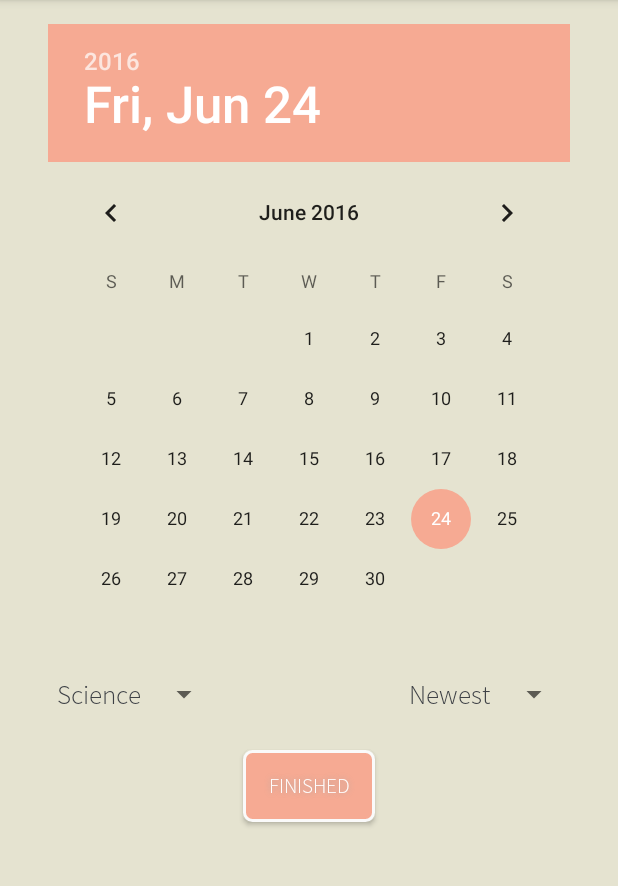
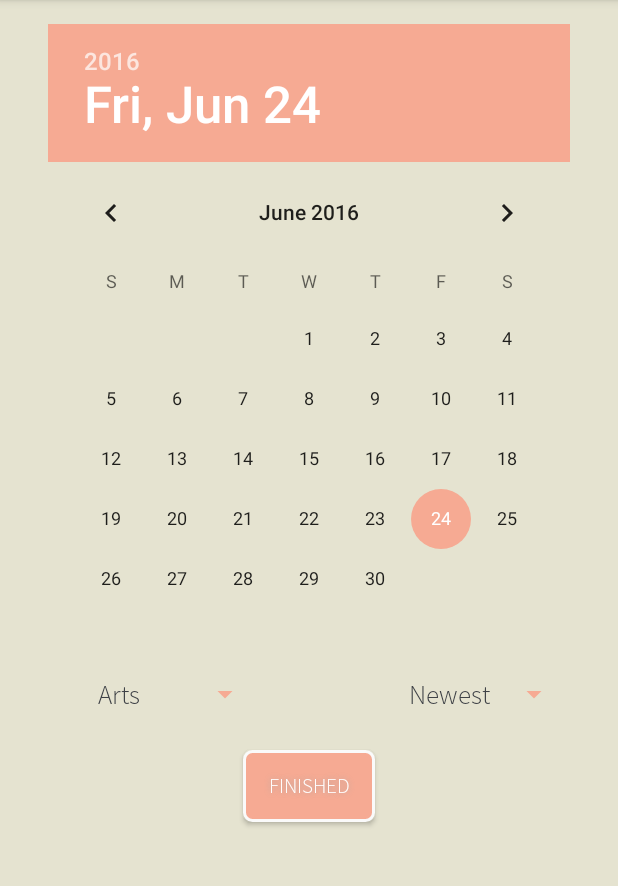
Before and after one commit to claireshu/NYSearchTimes, an Android app: the screen it shows after launch (FilterActivity), after a tap on "Filters", on a phone screen of 412 x 824 dp, the part 84-970 px from its top. Run offline under Robolectric (Android 15) with nearby library versions, the phone set to English and light mode, and no system bars; libraries missing offline, so code that uses them is left out: com.loopj.android, cz.msebera.android, jp.wasabeef.glide, org.parceler; pictures from the network do not load; Roboto replaces fonts that are not available here; 4 statements that could not run were skipped; 1 other tap on this screen came first.

```diff
--- a/app/build.gradle
+++ b/app/build.gradle
@@ -34,19 +34,13 @@ dependencies {
     compile 'com.loopj.android:android-async-http:1.4.9'
     compile 'com.squareup.picasso:picasso:2.5.2'
     compile 'com.android.support:recyclerview-v7:23.2.1'
-    compile 'com.android.support:appcompat-v7:23.1.0'
     apply plugin: 'com.neenbedankt.android-apt'
     compile 'org.parceler:parceler-api:1.1.1'
     apt 'org.parceler:parceler:1.1.1'
     compile 'com.squareup.picasso:picasso:2.5.1'
     compile 'com.github.bumptech.glide:glide:3.5.2'
     compile 'com.android.support:support-v4:22.0.0'
-    compile 'com.android.support:appcompat-v7:23.1.0'
-    compile 'com.android.support:recyclerview-v7:23.1.0'
-    compile 'com.android.support:design:23.1.0'
     compile 'jp.wasabeef:glide-transformations:2.0.1'
     // If you want to use the GPU Filters
     compile 'jp.co.cyberagent.android.gpuimage:gpuimage-library:1.3.0'
-    compile 'com.code-troopers.betterpickers:library:3.0.0'
-
 }
--- a/app/src/main/java/com/claireshu/nysearchtimes_/FilterActivity.java
+++ b/app/src/main/java/com/claireshu/nysearchtimes_/FilterActivity.java
@@ -2,11 +2,13 @@ package com.claireshu.nysearchtimes_;
 
 import android.content.Intent;
 import android.graphics.Color;
+import android.graphics.PorterDuff;
 import android.graphics.Typeface;
 import android.os.Bundle;
 import android.support.v7.app.AppCompatActivity;
 import android.text.Spannable;
 import android.text.SpannableString;
+import android.util.Log;
 import android.view.View;
 import android.view.ViewGroup;
 import android.view.WindowManager;
@@ -20,7 +22,6 @@ import com.claireshu.nysearchtimes_.activities.SearchActivity;
 
 import java.text.SimpleDateFormat;
 import java.util.ArrayList;
-import java.util.Arrays;
 import java.util.Calendar;
 
 public class FilterActivity extends AppCompatActivity {
@@ -29,91 +30,55 @@ public class FilterActivity extends AppCompatActivity {
     Spinner spNewsSpinner;
     Spinner spSortSpinner;
     ArrayAdapter spinnerSortAdapter;
+    DatePicker datePicker;
 
     @Override
     protected void onCreate(Bundle savedInstanceState) {
         super.onCreate(savedInstanceState);
         setContentView(R.layout.activity_filter);
 
-        this.getWindow().addFlags(WindowManager.LayoutParams.FLAG_DRAWS_SYSTEM_BAR_BACKGROUNDS);
-        getWindow().setStatusBarColor(Color.parseColor("#b9d3b0"));
-        getWindow().setNavigationBarColor(Color.parseColor("#81BDA4"));
-
         font = Typeface.createFromAsset(getAssets(), "fonts/sourcesanspro.otf");
 
-        SpannableString s = new SpannableString("NYTimesSearch");
-        com.claireshu.nysearchtimes_.TypefaceSpan typeface = new com.claireshu.nysearchtimes_.TypefaceSpan(this, "sourcesanspro.otf");
-        s.setSpan(typeface, 0, s.length(),
-                Spannable.SPAN_EXCLUSIVE_EXCLUSIVE);
-        getSupportActionBar().setTitle(s);
+        setStatusBarColor();
+        setActionBarFont();
 
         Button btFilter = (Button) findViewById(R.id.btFilter);
         btFilter.setTypeface(font);
 
-        spNewsSpinner = (Spinner) findViewById(R.id.spinner_news_desk);
-//
+        String date = getIntent().getStringExtra("date");
+        String newsDesk = getIntent().getStringExtra("news_desk");
+        String sort = getIntent().getStringExtra("sort");
 
-        ArrayList<String> newsDeskValues = new ArrayList<>();
-        newsDeskValues.add("Science");
-        newsDeskValues.add("Sports");
-        newsDeskValues.add("Movies");
+        setUpSpinners();
 
-        spinnerNewsDeskAdapter = new ArrayAdapter(this, R.layout.spinner_style, newsDeskValues){
-            public View getView(int position, View convertView, ViewGroup parent)
-            {
-                View v = super.getView(position, convertView, parent);
-                ((TextView) v).setTypeface(StaticUtils.sTypeFace(getApplicationContext()));//Typeface for normal view
+        if (date != null) {
+            int year = Integer.parseInt(date.substring(0, 4));
+            int month = Integer.parseInt(date.substring(4, 6));
+            int day = Integer.parseInt(date.substring(6));
+            datePicker = (DatePicker) findViewById(R.id.datePicker);
+            datePicker.updateDate(year, month - 1, day);
+        }
 
-                return v;
-            }
-            public View getDropDownView(int position, View convertView, ViewGroup parent)
-            {
-                View v = super.getDropDownView(position, convertView, parent);
-                ((TextView) v).setTypeface(StaticUtils.sTypeFace(getApplicationContext()));//Typeface for dropdown view
-                ((TextView) v).setBackgroundColor(Color.parseColor("#BBfef3da"));
-                return v;
-            }
+        if (newsDesk != null) {
+            Log.d("position newsdesk", newsDesk);
+            spNewsSpinner.setSelection(spinnerNewsDeskAdapter.getPosition(newsDesk));
+        }
 
-        };
-        spinnerNewsDeskAdapter.setDropDownViewResource(android.R.layout.simple_spinner_dropdown_item);
-        spNewsSpinner.setAdapter(spinnerNewsDeskAdapter);
+        if (sort != null) {
+            spSortSpinner.setSelection(spinnerSortAdapter.getPosition(sort));
+        }
 
-        spSortSpinner = (Spinner) findViewById(R.id.spinner_sort);
-
-        ArrayList<String> sortValues = new ArrayList<>();
-        sortValues.add("Newest");
-        sortValues.add("Oldest");
-
-        spinnerSortAdapter = new ArrayAdapter(this, R.layout.spinner_style, sortValues){
-            public View getView(int position, View convertView, ViewGroup parent)
-            {
-                View v = super.getView(position, convertView, parent);
-                ((TextView) v).setTypeface(StaticUtils.sTypeFace(getApplicationContext()));//Typeface for normal view
-
-                return v;
-            }
-            public View getDropDownView(int position, View convertView, ViewGroup parent)
-            {
-                View v = super.getDropDownView(position, convertView, parent);
-                ((TextView) v).setTypeface(StaticUtils.sTypeFace(getApplicationContext()));//Typeface for dropdown view
-                ((TextView) v).setBackgroundColor(Color.parseColor("#BBfef3da"));
-                return v;
-            }
-
-        };
-        spinnerSortAdapter.setDropDownViewResource(android.R.layout.simple_spinner_dropdown_item);
-        spSortSpinner.setAdapter(spinnerSortAdapter);
     }
 
     public void returnFilters(View view) {
         Intent intent = new Intent(FilterActivity.this, SearchActivity.class);
 
-        DatePicker datePicker = (DatePicker) findViewById(R.id.datePicker);
+        datePicker = (DatePicker) findViewById(R.id.datePicker);
         SimpleDateFormat dateFormat = new SimpleDateFormat("yyyyMMdd");
 
         int day = datePicker.getDayOfMonth();
         int month = datePicker.getMonth();
-        int year =  datePicker.getYear();
+        int year = datePicker.getYear();
 
         Calendar calendar = Calendar.getInstance();
         calendar.set(year, month, day);
@@ -131,4 +96,82 @@ public class FilterActivity extends AppCompatActivity {
         setResult(RESULT_OK, intent);
         finish();
     }
+
+    private void setActionBarFont() {
+        SpannableString s = new SpannableString("NYTimesSearch");
+        com.claireshu.nysearchtimes_.TypefaceSpan typeface = new com.claireshu.nysearchtimes_.TypefaceSpan(this, "sourcesanspro.otf");
+        s.setSpan(typeface, 0, s.length(),
+                Spannable.SPAN_EXCLUSIVE_EXCLUSIVE);
+        getSupportActionBar().setTitle(s);
+    }
+
+    private void setStatusBarColor() {
+        this.getWindow().addFlags(WindowManager.LayoutParams.FLAG_DRAWS_SYSTEM_BAR_BACKGROUNDS);
+        getWindow().setStatusBarColor(Color.parseColor("#b9d3b0"));
+        getWindow().setNavigationBarColor(Color.parseColor("#81BDA4"));
+    }
+
+    private void setUpSpinners() {
+        // sets up news desk spinner
+        spNewsSpinner = (Spinner) findViewById(R.id.spinner_news_desk);
+        spNewsSpinner.getBackground().setColorFilter(Color.parseColor("#F6AA93"), PorterDuff.Mode.SRC_ATOP);
+
+        ArrayList<String> newsDeskValues = new ArrayList<>();
+        newsDeskValues.add("Arts");
+        newsDeskValues.add("Culture");
+        newsDeskValues.add("Food");
+        newsDeskValues.add("Home");
+        newsDeskValues.add("Movies");
+        newsDeskValues.add("Politics");
+        newsDeskValues.add("Science");
+        newsDeskValues.add("Sports");
+        newsDeskValues.add("Technology");
+
+        spinnerNewsDeskAdapter = new ArrayAdapter(this, R.layout.spinner_style, newsDeskValues) {
+            public View getView(int position, View convertView, ViewGroup parent) {
+                View v = super.getView(position, convertView, parent);
+                ((TextView) v).setTypeface(StaticUtils.sTypeFace(getApplicationContext()));//Typeface for normal view
+
+                return v;
+            }
+
+            public View getDropDownView(int position, View convertView, ViewGroup parent) {
+                View v = super.getDropDownView(position, convertView, parent);
+                ((TextView) v).setTypeface(StaticUtils.sTypeFace(getApplicationContext()));//Typeface for dropdown view
+                ((TextView) v).setBackgroundColor(Color.parseColor("#BBfef3da"));
+                return v;
+            }
+
+        };
+        spinnerNewsDeskAdapter.setDropDownViewResource(android.R.layout.simple_spinner_dropdown_item);
+        spNewsSpinner.setAdapter(spinnerNewsDeskAdapter);
+
+        // sets up sort spinner
+        spSortSpinner = (Spinner) findViewById(R.id.spinner_sort);
+        spSortSpinner.getBackground().setColorFilter(Color.parseColor("#F6AA93"), PorterDuff.Mode.SRC_ATOP);
+
+        ArrayList<String> sortValues = new ArrayList<>();
+        sortValues.add("Newest");
+        sortValues.add("Oldest");
+
+        spinnerSortAdapter = new ArrayAdapter(this, R.layout.spinner_style, sortValues) {
+            public View getView(int position, View convertView, ViewGroup parent) {
+                View v = super.getView(position, convertView, parent);
+                ((TextView) v).setTypeface(StaticUtils.sTypeFace(getApplicationContext()));//Typeface for normal view
+
+                return v;
+            }
+
+            public View getDropDownView(int position, View convertView, ViewGroup parent) {
+                View v = super.getDropDownView(position, convertView, parent);
+                ((TextView) v).setTypeface(StaticUtils.sTypeFace(getApplicationContext()));//Typeface for dropdown view
+                ((TextView) v).setBackgroundColor(Color.parseColor("#BBfef3da"));
+                return v;
+            }
+
+        };
+        spinnerSortAdapter.setDropDownViewResource(android.R.layout.simple_spinner_dropdown_item);
+        spSortSpinner.setAdapter(spinnerSortAdapter);
+
+    }
 }
--- a/app/src/main/java/com/claireshu/nysearchtimes_/StaticUtils.java
+++ b/app/src/main/java/com/claireshu/nysearchtimes_/StaticUtils.java
@@ -9,7 +9,6 @@ import android.graphics.Typeface;
 public class StaticUtils {
     public static Typeface sTypeFace(Context context) {
         Typeface font = Typeface.createFromAsset(context.getAssets(), "fonts/sourcesanspro.otf");
-
         return font;
     }
 }
--- a/app/src/main/java/com/claireshu/nysearchtimes_/activities/SearchActivity.java
+++ b/app/src/main/java/com/claireshu/nysearchtimes_/activities/SearchActivity.java
@@ -54,35 +54,21 @@ public class SearchActivity extends AppCompatActivity {
 
     Typeface font;
 
-
     private final String URL_SEARCH = "https://api.nytimes.com/svc/search/v2/articlesearch.json";
     private final String URL_TOP = "https://api.nytimes.com/svc/topstories/v2/home.json";
-
 
     @Override
     protected void onCreate(Bundle savedInstanceState) {
         super.onCreate(savedInstanceState);
         setContentView(R.layout.activity_search);
-        Toolbar toolbar = (Toolbar) findViewById(R.id.toolbar);
-
-        this.getWindow().addFlags(WindowManager.LayoutParams.FLAG_DRAWS_SYSTEM_BAR_BACKGROUNDS);
-        getWindow().setStatusBarColor(Color.parseColor("#b9d3b0"));
-        getWindow().setNavigationBarColor(Color.parseColor("#81BDA4"));
-
 
         font = Typeface.createFromAsset(getAssets(), "fonts/sourcesanspro.otf");
 
-        // sets the action bar text font to customFont
-        SpannableString s = new SpannableString("NYTimesSearch");
-        com.claireshu.nysearchtimes_.TypefaceSpan typeface = new com.claireshu.nysearchtimes_.TypefaceSpan(this, "sourcesanspro.otf");
-        s.setSpan(typeface, 0, s.length(),
-                Spannable.SPAN_EXCLUSIVE_EXCLUSIVE);
-        setSupportActionBar(toolbar);
-        getSupportActionBar().setTitle(s);
-
-
+        setStatusBarColor();
+        setActionBarFont();
         setUpViews();
 
+        // displays top stories
         refresh(0, null, null, null, null);
     }
 
@@ -179,16 +165,17 @@ public class SearchActivity extends AppCompatActivity {
         page = num;
         Log.d("PAGENUM", Integer.toString(page));
         AsyncHttpClient client = new AsyncHttpClient();
+
         if (initialLoad) {
             url = URL_TOP;
         } else {
             url = URL_SEARCH;
         }
 
-
         RequestParams params = new RequestParams();
         params.put("api-key", "7f160c48b3fa45c5bd259583a5ba8502");
 
+        // parameters put only for regular article search
         if (!initialLoad) {
             params.put("page", page);
             params.put("q", query);
@@ -196,7 +183,6 @@ public class SearchActivity extends AppCompatActivity {
             if (begin_date != null) params.put("begin_date", begin_date);
             if (sort != null) params.put("sort", sort);
             if (news_desk != null) {
-                // params.put("fq", "news_desk:(\"Fashion & Style\")");.
                 params.put("fq", "news_desk:(\"" + news_desk + "\")");
             }
         }
@@ -208,6 +194,7 @@ public class SearchActivity extends AppCompatActivity {
                 JSONArray articleJsonResults = null;
 
                 try {
+                    // different API calls based on whether top stories or article search is being used
                     if (initialLoad) {
                         articleJsonResults = response.getJSONArray("results");
                     } else {
@@ -216,7 +203,7 @@ public class SearchActivity extends AppCompatActivity {
 
                     ArrayList<Article> newArticles = Article.fromJSONArray(articleJsonResults, initialLoad);
 
-                    if (page == 0) {
+                    if (page == 0) { // clears every time a new query is searched
                         articles.clear();
                     }
 
@@ -236,6 +223,11 @@ public class SearchActivity extends AppCompatActivity {
 
     public void onFilter(MenuItem item) {
         Intent intent = new Intent(SearchActivity.this, FilterActivity.class);
+        if (newsDesk != null && sort != null && beginDate != null) {
+            intent.putExtra("news_desk", newsDesk);
+            intent.putExtra("sort", sort);
+            intent.putExtra("date", beginDate);
+        }
         startActivityForResult(intent, REQUEST_CODE);
     }
 
@@ -245,9 +237,26 @@ public class SearchActivity extends AppCompatActivity {
             newsDesk = data.getStringExtra("news_desk");
             sort = data.getStringExtra("sort");
             beginDate = data.getStringExtra("date");
-
         } else {
             // error handling
         }
     }
+
+    private void setStatusBarColor() {
+        this.getWindow().addFlags(WindowManager.LayoutParams.FLAG_DRAWS_SYSTEM_BAR_BACKGROUNDS);
+        getWindow().setStatusBarColor(Color.parseColor("#b9d3b0"));
+        getWindow().setNavigationBarColor(Color.parseColor("#81BDA4"));
+    }
+
+    private void setActionBarFont() {
+        Toolbar toolbar = (Toolbar) findViewById(R.id.toolbar);
+        // sets the action bar text font to customFont
+        SpannableString s = new SpannableString("NYTimesSearch");
+        com.claireshu.nysearchtimes_.TypefaceSpan typeface = new com.claireshu.nysearchtimes_.TypefaceSpan(this, "sourcesanspro.otf");
+        s.setSpan(typeface, 0, s.length(),
+                Spannable.SPAN_EXCLUSIVE_EXCLUSIVE);
+        setSupportActionBar(toolbar);
+        getSupportActionBar().setTitle(s);
+
+    }
 }
--- a/app/src/main/res/layout/spinner_style.xml
+++ b/app/src/main/res/layout/spinner_style.xml
@@ -8,4 +8,6 @@
     android:gravity="center"
     android:textColor="#3D4045"
     android:padding="5dp"
+    android:layout_marginLeft="3dp"
+    android:layout_marginRight="3dp"
     />
```
Also changed, not shown: 1 other file.
